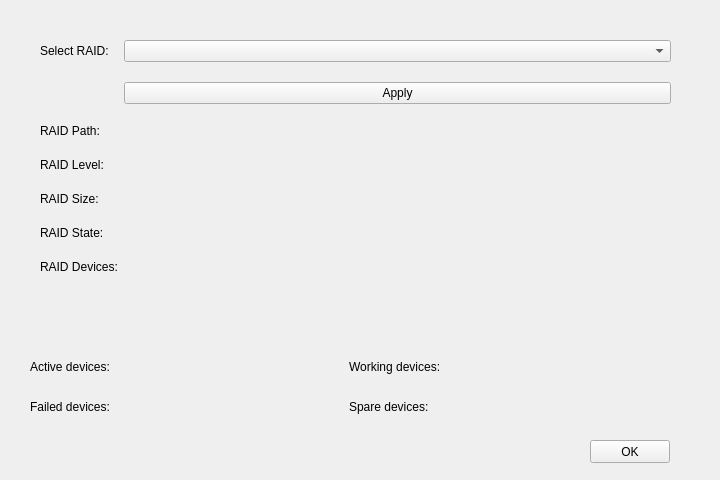
Before: the Qt Designer form UI/info.ui in adrianlopezgalera/RAID-Manager, drawn with Qt 5.
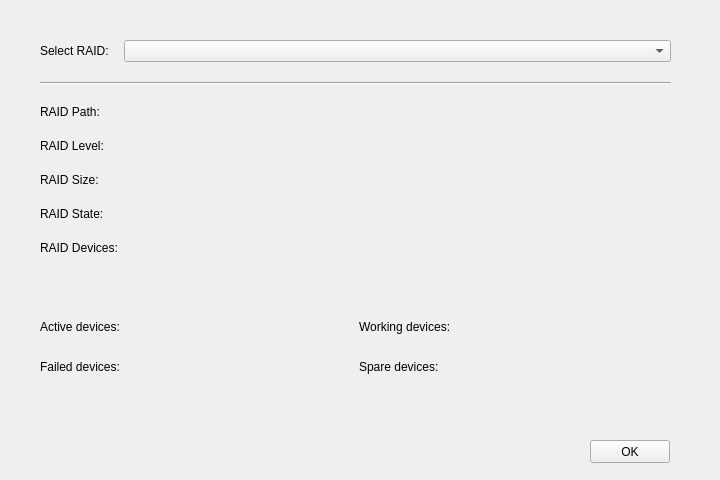
After: the same form once the commit is applied.

Diff of the .ui file:
```diff
--- a/UI/info.ui
+++ b/UI/info.ui
@@ -22,7 +22,7 @@
      <x>40</x>
      <y>40</y>
      <width>631</width>
-     <height>281</height>
+     <height>223</height>
     </rect>
    </property>
    <layout class="QFormLayout" name="raid_details">
@@ -118,10 +118,10 @@
       </property>
      </widget>
     </item>
-    <item row="1" column="1">
-     <widget class="QPushButton" name="apply_button">
-      <property name="text">
-       <string>Apply</string>
+    <item row="1" column="0" colspan="2">
+     <widget class="Line" name="line">
+      <property name="orientation">
+       <enum>Qt::Orientation::Horizontal</enum>
       </property>
      </widget>
     </item>
@@ -151,8 +151,8 @@
   <widget class="QWidget" name="row1" native="true">
    <property name="geometry">
     <rect>
-     <x>30</x>
-     <y>350</y>
+     <x>40</x>
+     <y>310</y>
      <width>631</width>
      <height>33</height>
     </rect>
@@ -191,8 +191,8 @@
   <widget class="QWidget" name="row2" native="true">
    <property name="geometry">
     <rect>
-     <x>30</x>
-     <y>390</y>
+     <x>40</x>
+     <y>350</y>
      <width>631</width>
      <height>33</height>
     </rect>
```
